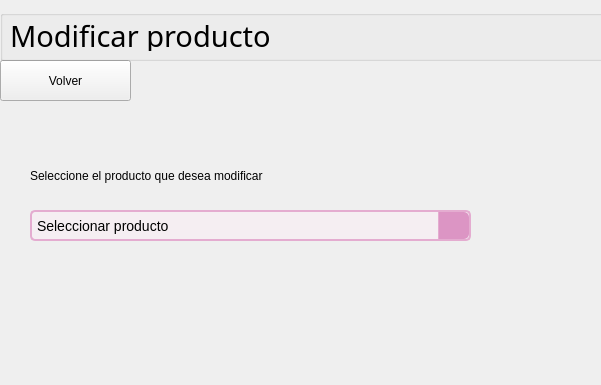
Before: the Qt Designer form GUI/sub_ventanas/ui/inventario_productos/modificar_producto.ui in C-Sebastian-M/GLAM_MAKEUP_STORE, drawn with Qt 5; both pictures show x 0 to 601 and y 0 to 385 of the 808 by 594 pixel window.
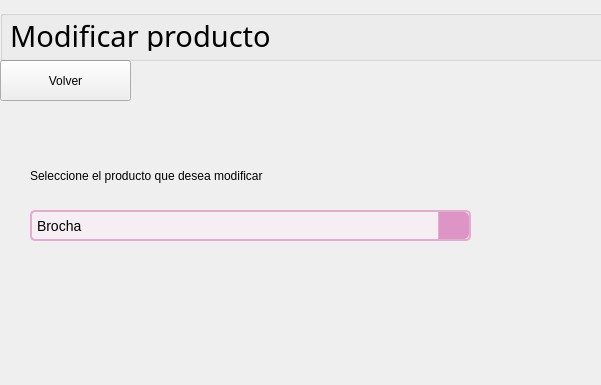
After: the same form once the commit is applied. Icons and pictures are not drawn.

Commit message: Se agregan nuevas ventanas a Inventario de productos

Patch:
```diff
--- a/GUI/sub_ventanas/ui/inventario_productos/modificar_producto.ui
+++ b/GUI/sub_ventanas/ui/inventario_productos/modificar_producto.ui
@@ -104,7 +104,7 @@
     </property>
     <item>
      <property name="text">
-      <string>Seleccionar producto</string>
+      <string>Brocha</string>
      </property>
     </item>
     <item>
```
Left out of the diff: 11 changed lines with no effect on the pictures. The commit also changes 7 other files.
